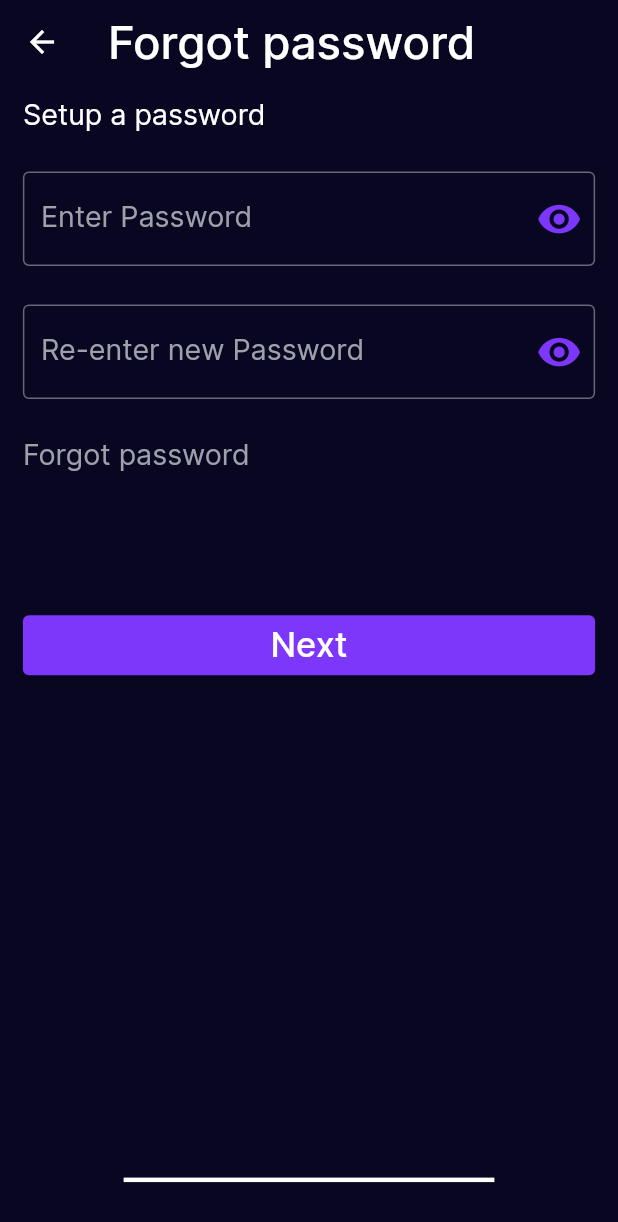
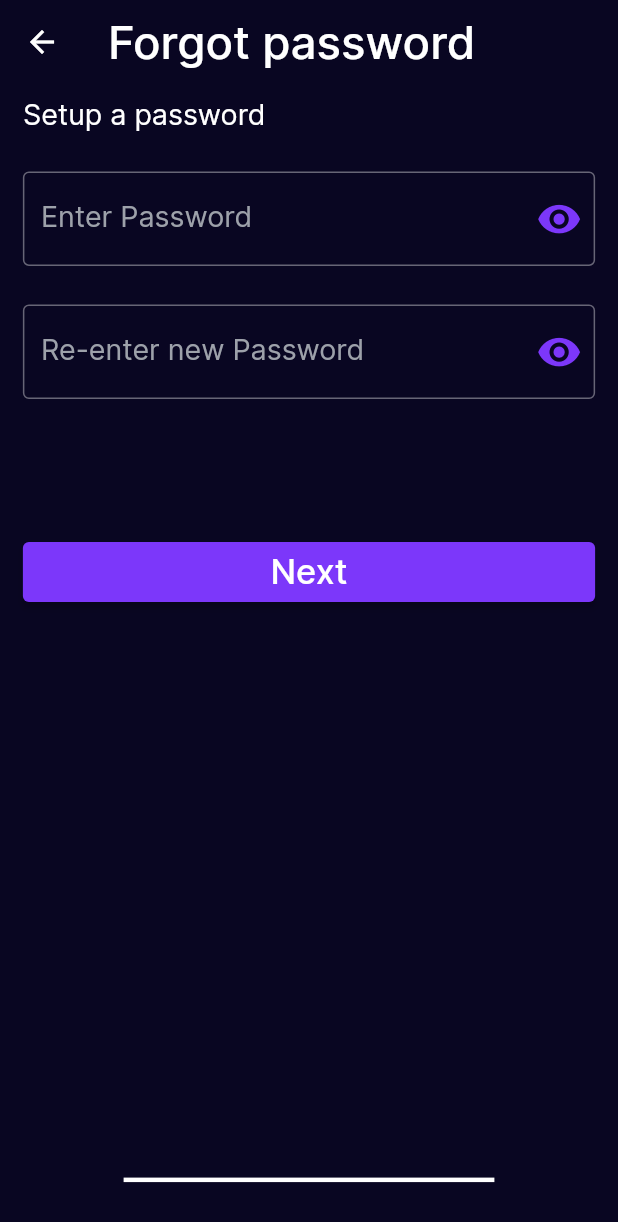
Before and after one commit to HarambeGople69/LoginUI, a Flutter app: the SetupPassword screen opened directly, on a phone screen of 412 x 824 dp. Shown: the top 1222 px of the screen. Run offline on Flutter 3.47's test engine with Material 2 defaults, Android fonts, the phone set to English and light mode, and no system bars; our stand-ins replace flutter_screenutil.

Commit message:
null safety added

```diff
--- a/lib/formsWidget/passwordForm.dart
+++ b/lib/formsWidget/passwordForm.dart
@@ -4,19 +4,19 @@ import 'package:flutter_screenutil/flutter_screenutil.dart';
 import '../constants.dart';
 
 class PasswordForm extends StatelessWidget {
-  final bool see;
-  final Function changesee;
-  final String title;
-  final TextEditingController controller;
+  final bool? see;
+  final Function? changesee;
+  final String? title;
+  final TextEditingController? controller;
 
   const PasswordForm(
-      {Key key, this.see, this.changesee, this.controller, this.title})
+      {Key? key, this.see, this.changesee, this.controller, this.title})
       : super(key: key);
   @override
   Widget build(BuildContext context) {
     return TextFormField(
         validator: (value) {
-          if (value.trim().isEmpty) {
+          if (value!.trim().isEmpty) {
             return "Can't be empty";
           } else {
             return null;
@@ -24,13 +24,13 @@ class PasswordForm extends StatelessWidget {
         },
         style: TextStyle(fontSize: ScreenUtil().setSp(50)),
         controller: controller,
-        obscureText: see,
+        obscureText: see!,
         decoration: InputDecoration(
           suffixIcon: InkWell(
               onTap: () {
-                changesee();
+                changesee!();
               },
-              child: !see
+              child: !see!
                   ? Icon(
                       Icons.visibility_off,
                       color: Color(0xff7C37FA),
--- a/lib/pages/forgotpassword.dart
+++ b/lib/pages/forgotpassword.dart
@@ -52,7 +52,7 @@ class _ForgotPasswordState extends State<ForgotPassword> {
                 OurElevatedButton(
                     title: "Next",
                     function: () {
-                      if (_formKey.currentState.validate()) {
+                      if (_formKey.currentState!.validate()) {
                         Navigator.push(context,
                             MaterialPageRoute(builder: (context) {
                           return VerificationPass();
--- a/lib/pages/passwordVerificaton.dart
+++ b/lib/pages/passwordVerificaton.dart
@@ -86,7 +86,7 @@ class VerificationPassState extends State<VerificationPass> {
                       child: Center(
                         child: TextFormField(
                           validator: (value) {
-                            if (value.isEmpty) {
+                            if (value!.isEmpty) {
                               return " ";
                             } else {
                               return null;
@@ -121,7 +121,7 @@ class VerificationPassState extends State<VerificationPass> {
                 OurElevatedButton(
                     title: "Next",
                     function: () {
-                      if (_formKey.currentState.validate()) {
+                      if (_formKey.currentState!.validate()) {
                         Navigator.push(context,
                             MaterialPageRoute(builder: (context) {
                           return SetupPassword();
@@ -155,7 +155,7 @@ class VerificationPassState extends State<VerificationPass> {
       child: Center(
         child: TextFormField(
           validator: (value) {
-            if (value.isEmpty) {
+            if (value!.isEmpty) {
               return " ";
             } else {
               return null;
--- a/lib/pages/setuppassword.dart
+++ b/lib/pages/setuppassword.dart
@@ -66,7 +66,6 @@ class _SetupPasswordState extends State<SetupPassword> {
                 ),
                 OurSizedBox(),
                 PasswordForm(
-
                   see: see1,
                   title: "Re-enter new Password",
                   controller: _repasswordController,
@@ -74,25 +73,24 @@ class _SetupPasswordState extends State<SetupPassword> {
                     changeSee1();
                   },
                 ),
-                OurSizedBox(),
-                InkWell(
-                  onTap: () {
-                    Navigator.push(context, MaterialPageRoute(builder: (context) {
-                      return ForgotPassword();
-                    }));
-                  },
-                  child: Text(
-                    "Forgot password",
-                    style: paratext,
-                  ),
-                ),
+                // OurSizedBox(),
+                // InkWell(
+                //   onTap: () {
+                //     Navigator.push(context, MaterialPageRoute(builder: (context) {
+                //       return ForgotPassword();
+                //     }));
+                //   },
+                //   child: Text(
+                //     "Forgot password",
+                //     style: paratext,
+                //   ),
+                // ),
                 SizedBox(
                   height: ScreenUtil().setSp(250),
                 ),
                 OurElevatedButton(
                     title: "Next",
                     function: () {
-
                       // Navigator.push(
                       //     context, MaterialPageRoute(builder: (context) {
                       //       return
--- a/lib/pages/signin.dart
+++ b/lib/pages/signin.dart
@@ -47,7 +47,7 @@ class _SignInpageState extends State<SignInpage> {
                 OurElevatedButton(
                     title: "Next",
                     function: () {
-                      if (_formKey.currentState.validate()) {
+                      if (_formKey.currentState!.validate()) {
                         Navigator.push(context,
                             MaterialPageRoute(builder: (context) {
                           return PasswordPage();
--- a/lib/widgets/ourElevatedButton.dart
+++ b/lib/widgets/ourElevatedButton.dart
@@ -2,9 +2,9 @@ import 'package:flutter/material.dart';
 import 'package:flutter_screenutil/flutter_screenutil.dart';
 
 class OurElevatedButton extends StatelessWidget {
-  final String title;
-  final Function function;
-  const OurElevatedButton({Key key, this.title, this.function})
+  final String? title;
+  final Function? function;
+  const OurElevatedButton({Key? key,required this.title,required this.function})
       : super(key: key);
 
   @override
@@ -19,10 +19,10 @@ class OurElevatedButton extends StatelessWidget {
             ),
           ),
           onPressed: () {
-            function();
+            function!();
           },
           child: Text(
-            title,
+            title!,
             style: TextStyle(
               fontSize: ScreenUtil().setSp(60),
             ),
--- a/pubspec.yaml
+++ b/pubspec.yaml
@@ -18,7 +18,7 @@ publish_to: "none" # Remove this line if you wish to publish to pub.dev
 version: 1.0.0+1
 
 environment:
-  sdk: ">=2.7.0 <3.0.0"
+  sdk: ">=2.12.0 <3.0.0"
 
 dependencies:
   flutter:
```
Also changed, not shown: lib/formsWidget/emailForm.dart (+4 -4 lines), lib/widgets/ourTextButton.dart (+5 -5 lines).
